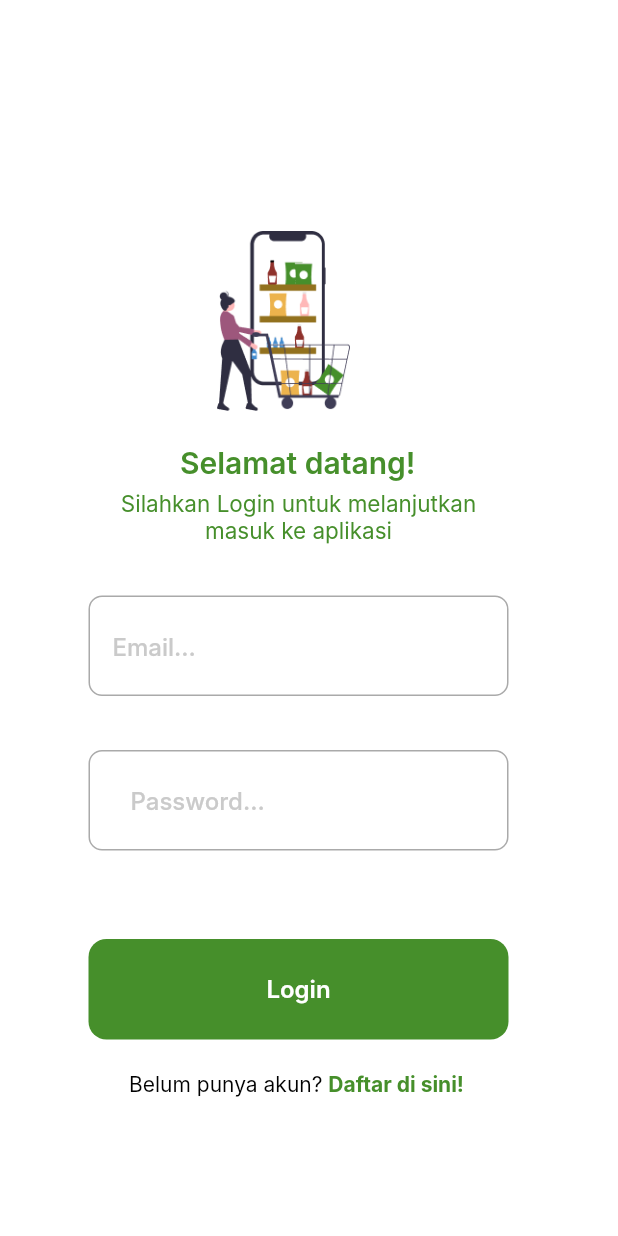
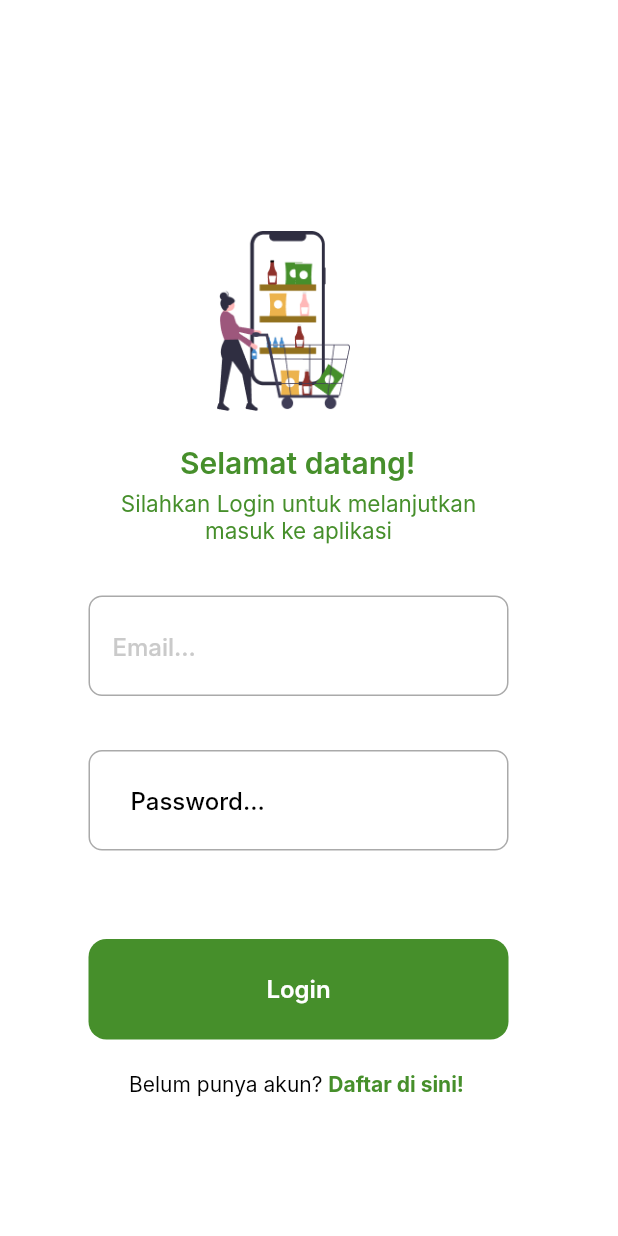
Before and after one commit to vallreey/S, a Flutter app: the screen it shows after launch, after a tap on "Login", on a phone screen of 412 x 824 dp. Run offline on Flutter 3.47's test engine with Material 2 defaults, Android fonts, the light colour scheme and no system bars; Roboto replaces fonts that are missing (Inter).

Commit message:
test update bro

```diff
--- a/sibangku/lib/LoginPage.dart
+++ b/sibangku/lib/LoginPage.dart
@@ -133,7 +133,7 @@ class LoginPage extends StatelessWidget {
                     child: Text(
                       'Password...',
                       style: TextStyle(
-                        color: Color(0xFFCACACA),
+                        color: Color.fromARGB(255, 0, 0, 0),
                         fontSize: 16,
                         fontFamily: 'Inter',
                         fontWeight: FontWeight.w500,
```
